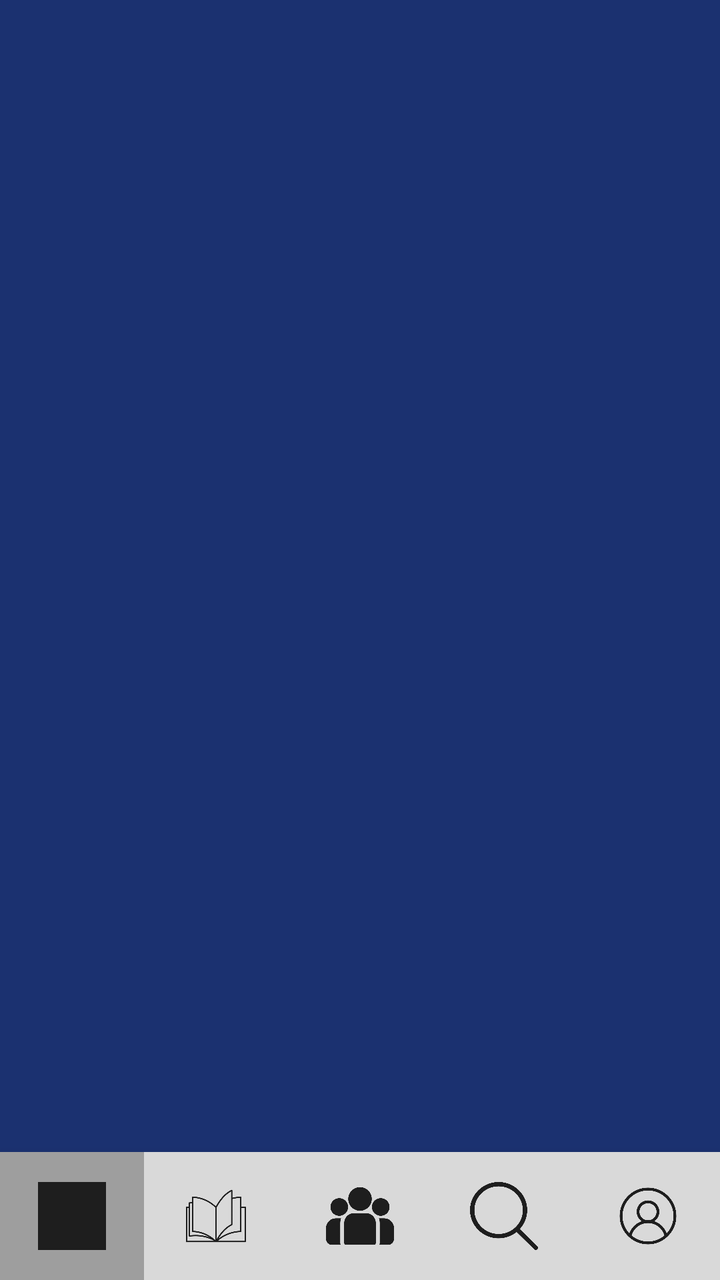
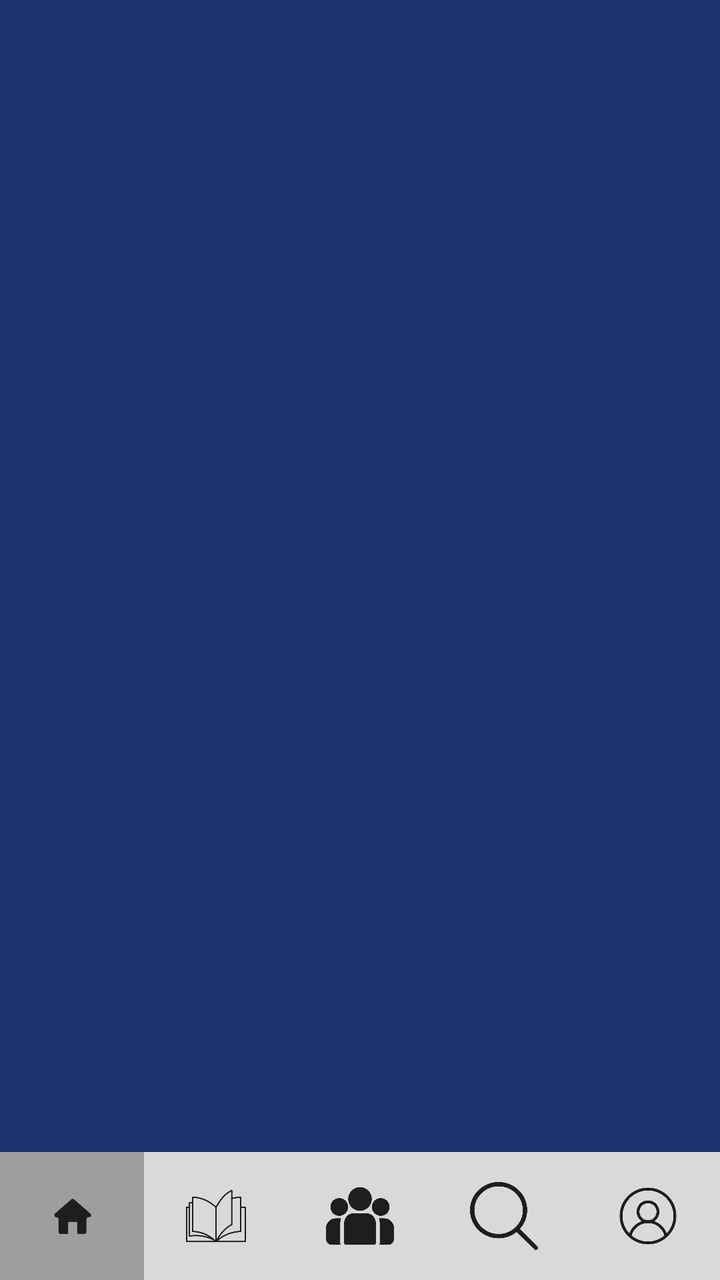

The first picture is an Android layout as it rendered before a commit; the second is the same layout after the commit. The layout source and the unified diff follow.
<!-- AndroidManifest.xml: application theme Theme.BookMarked -->
<!-- res/layout/activity_main.xml -->
<?xml version="1.0" encoding="utf-8"?>
<LinearLayout xmlns:android="http://schemas.android.com/apk/res/android"
    android:id="@+id/main"
    xmlns:app="http://schemas.android.com/apk/res-auto"
    android:layout_width="match_parent"
    android:layout_height="match_parent"
    android:background="@color/navy_background"
    android:orientation="vertical">

    <androidx.fragment.app.FragmentContainerView
        android:id="@+id/fragment_containter"
        android:layout_width="match_parent"
        android:layout_height="0dp"
        android:layout_weight="1"/>

    <com.google.android.material.bottomnavigation.BottomNavigationView
        android:id="@+id/bottom_nav"
        android:layout_width="match_parent"
        android:layout_height="@dimen/nav_height"
        android:background="@color/nav_background"
        app:itemBackground="@drawable/bg_nav_item"
        app:itemIconSize="34dp"
        app:itemIconTint="@color/nav_icon"
        app:itemRippleColor="@color/navy_selected"
        app:labelVisibilityMode="unlabeled"
        app:menu="@menu/bottom_nav_menu"/>

</LinearLayout>
<!-- resources referenced by this layout -->
<resources>
  <color name="nav_background">#d9d9d9</color>
  <color name="nav_icon">#1e1e1e</color>
  <color name="navy_background">#1B3170 </color>
  <color name="navy_selected">#9e9e9e</color>
  <dimen name="nav_height"> 64dp </dimen>
  <!-- drawable bg_nav_item (drawable) -->
  <?xml version="1.0" encoding="utf-8"?>
  <selector xmlns:android="http://schemas.android.com/apk/res/android">
      <item android:state_checked="true">
          <color android:color="@color/navy_selected"/>
      </item>
      <item>
          <color android:color="@android:color/transparent"/>
      </item>
  </selector>
  <style name="Theme.BookMarked" parent="Theme.MaterialComponents.Light.NoActionBar">
          <item name="colorPrimary">@color/accent_blue</item>
          <item name="colorPrimaryVariant">@color/navy_card</item>
          <item name="colorOnPrimary">@color/white</item>
          <item name="colorSecondary">@color/accent_teal</item>
          <item name="colorOnSecondary">@color/text_on_light</item>
          <item name="android:windowBackground">@color/navy_background</item>
          <item name="android:statusBarColor">@color/navy_card</item>
          <item name="android:navigationBarColor">@color/nav_background</item>
          <item name="android:fontFamily">sans-serif</item>
      </style>
  <color name="accent_blue">#4F68f7</color>
  <color name="navy_card">#13234F </color>
  <color name="white">#FFFFFFFF</color>
  <color name="accent_teal">#00cc99</color>
  <color name="text_on_light">#111111</color>
</resources>

<!-- the commit's change to res/layout/activity_main.xml (unified diff, before → after) -->
@@ -23,6 +23,6 @@
         app:itemIconTint="@color/nav_icon"
         app:itemRippleColor="@color/navy_selected"
         app:labelVisibilityMode="unlabeled"
-        app:menu="@menu/bottom_nav_menu"/>
+        app:menu="@menu/bottom_nav_menu" />
 
 </LinearLayout>
